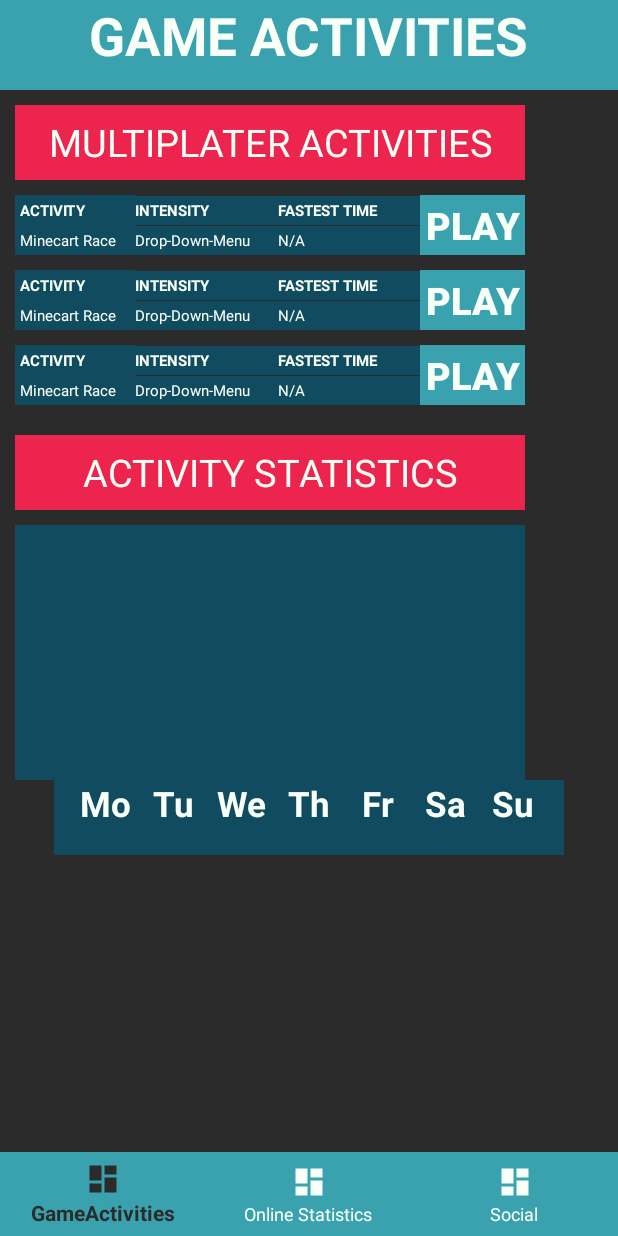
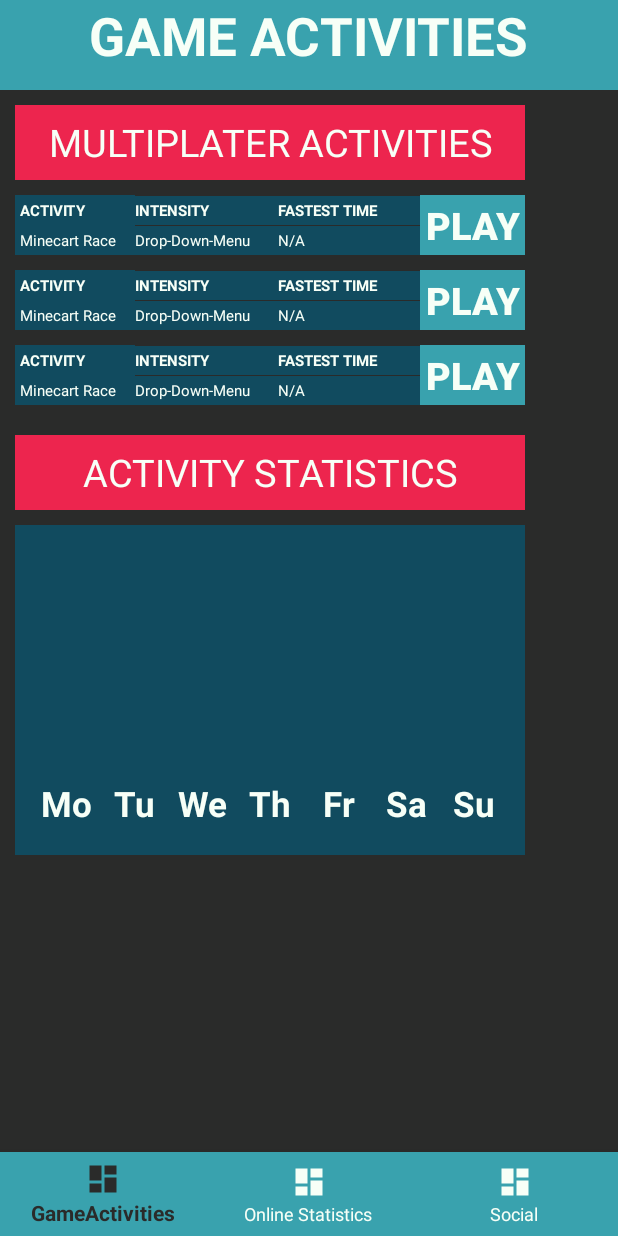
Before and after one commit to AtomicPotatoEmil/P2-Prototype, an Android app: the screen it shows after launch (GameActivities), on a phone screen of 412 x 824 dp. Run offline under Robolectric (Android 15) with nearby library versions, the phone set to English and light mode, and no system bars.

Commit message:
Statistics
Fixed margins

```diff
--- a/prototypeP2/app/src/main/res/layout/activity_main.xml
+++ b/prototypeP2/app/src/main/res/layout/activity_main.xml
@@ -44,7 +44,6 @@
         app:layout_constraintStart_toStartOf="parent"
         app:layout_constraintTop_toTopOf="parent" />
 
-
     <LinearLayout
         android:id="@+id/statisticsPanel"
         android:layout_width="340dp"
@@ -87,7 +86,7 @@
         android:layout_below="@id/statisticsPanel"
         android:background="@color/DARKBLUE"
         android:gravity="center"
-        android:layout_centerHorizontal="true"
+        android:layout_marginLeft="10dp"
         android:orientation="horizontal">
 
         <TextView
@@ -611,9 +610,7 @@
             android:textColor="@color/MINTWHITEd"
             android:textSize="25sp"
             android:textStyle="bold" />
-
     </LinearLayout>
-
 
 
     <View
```
